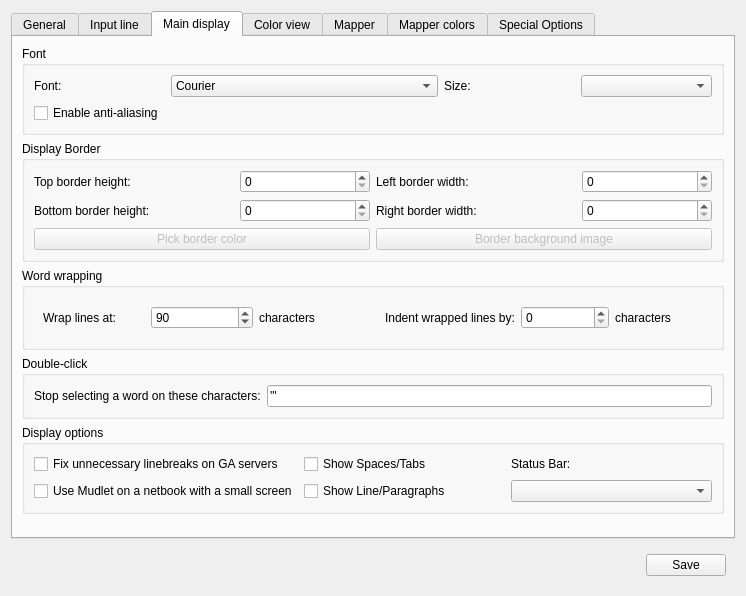
Old version of the form src/ui/profile_preferences.ui in the repository Mudlet/Mudlet.
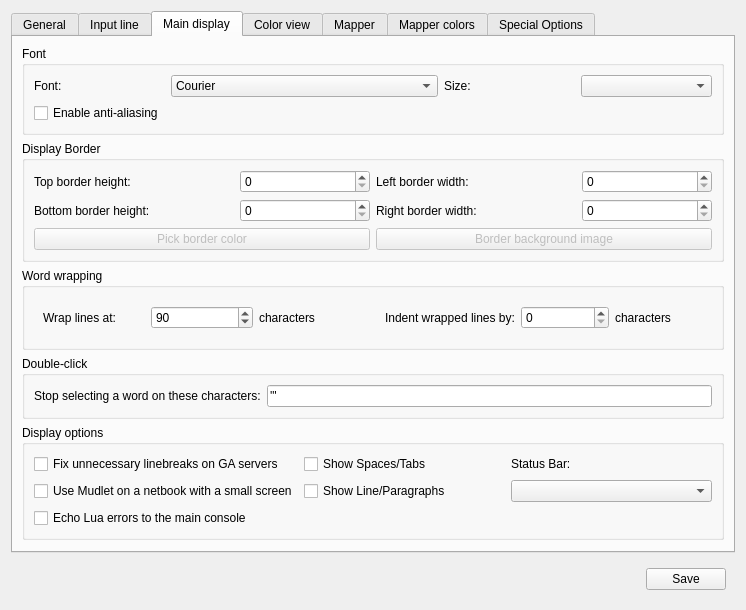
New version of the form. The open tabs and pages were chosen to show the change. Icons and pictures are not drawn.

Commit message:
Added: echoLuaErrors to profile preferences (#349)
* Added echoLuaErrors to preferences

```diff
--- a/src/ui/profile_preferences.ui
+++ b/src/ui/profile_preferences.ui
@@ -769,6 +769,16 @@
             </property>
            </widget>
           </item>
+          <item row="2" column="0">
+           <widget class="QCheckBox" name="checkBox_echoLuaErrors">
+            <property name="toolTip">
+             <string>&lt;html&gt;&lt;head/&gt;&lt;body&gt;&lt;p&gt;Prints Lua errors to the main console in addition to the error tab in the editor.&lt;/p&gt;&lt;/body&gt;&lt;/html&gt;</string>
+            </property>
+            <property name="text">
+             <string>Echo Lua errors to the main console</string>
+            </property>
+           </widget>
+          </item>
          </layout>
         </widget>
        </item>
```
The commit also changes 9 other files.
